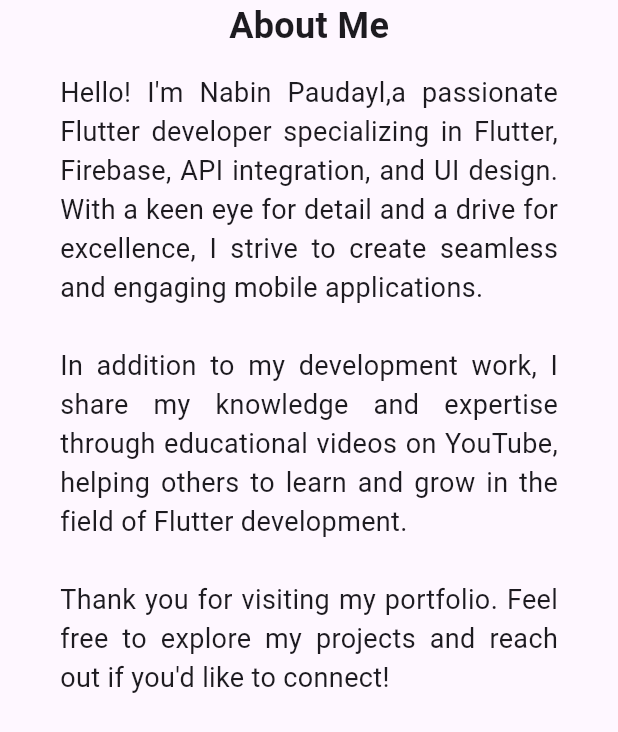
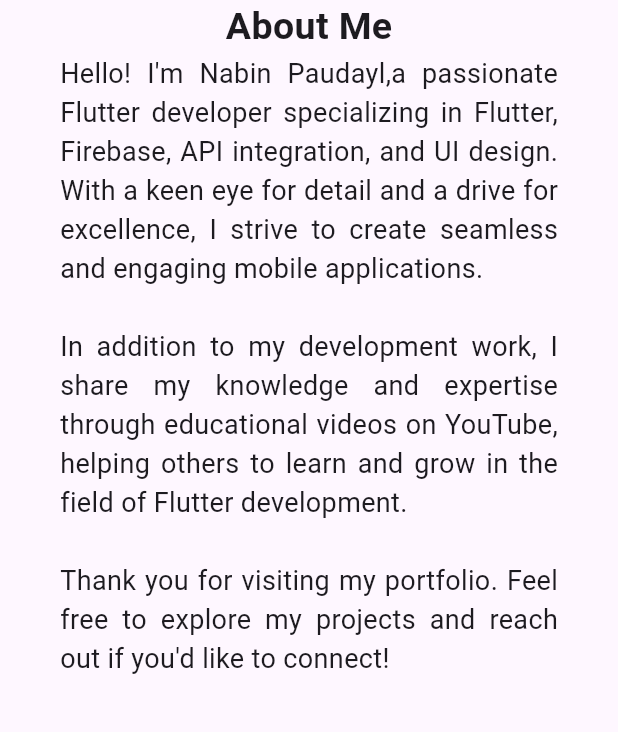
Before and after one commit to Nabinji/Portfolio_Website_Flutter, a Flutter app: the AboutMe widget shown alone on an empty page, opened directly, on a phone screen of 412 x 824 dp. Shown: the top 732 px of the screen. Run offline on Flutter 3.47's test engine with Material 3 defaults, Android fonts, the light colour scheme and no system bars; network calls fail.

Commit message:
update code

```diff
--- /dev/null
+++ b/lib/View/components/about_me.dart
@@ -0,0 +1,35 @@
+import 'package:flutter/material.dart';
+import 'package:portfolio_website/Responsive/responsive.dart';
+
+class AboutMe extends StatelessWidget {
+  const AboutMe({super.key});
+
+  @override
+  Widget build(BuildContext context) {
+    return Padding(
+      padding: EdgeInsets.symmetric(
+        horizontal: Responsive.isMobile(context) ? 40 : 80,
+      ),
+      child: Column(
+        children: [
+          const Center(
+            child: Text(
+              "About Me",
+              style: TextStyle(
+                fontSize: 25,
+                fontWeight: FontWeight.bold,
+              ),
+            ),
+          ),
+          Text(
+            "Hello! I'm Nabin Paudayl,a passionate Flutter developer specializing in Flutter, Firebase, API integration, and UI design. With a keen eye for detail and a drive for excellence, I strive to create seamless and engaging mobile applications.\n\nIn addition to my development work, I share my knowledge and expertise through educational videos on YouTube, helping others to learn and grow in the field of Flutter development.\n\nThank you for visiting my portfolio. Feel free to explore my projects and reach out if you'd like to connect!",
+            style: TextStyle(
+              fontSize: Responsive.isMobile(context) ? 18 : 20,
+            ),
+            textAlign: TextAlign.justify,
+          )
+        ],
+      ),
+    );
+  }
+}
--- a/lib/View/components/more_about_me.dart
+++ /dev/null
@@ -1,37 +0,0 @@
-import 'package:flutter/material.dart';
-
-import '../../Responsive/responsive.dart';
-
-class AboutMe extends StatelessWidget {
-  const AboutMe({super.key});
-
-  @override
-  Widget build(BuildContext context) {
-    return Padding(
-      padding:
-          EdgeInsets.symmetric(horizontal: Responsive.isMobile(context) ? 40 : 80),
-      child:  Column(
-        crossAxisAlignment: CrossAxisAlignment.start,
-        children: [
-          const Padding(
-            padding: EdgeInsets.only(bottom: 15),
-            child: Center(
-              child: Text(
-                'About Me',
-                style: TextStyle(
-                  fontSize: 24,
-                  fontWeight: FontWeight.bold,
-                ),
-              ),
-            ),
-          ),
-          Text("Hello! I'm Nabin Paudayl,a passionate Flutter developer specializing in Flutter, Firebase, API integration, and UI design. With a keen eye for detail and a drive for excellence, I strive to create seamless and engaging mobile applications.\n\nIn addition to my development work, I share my knowledge and expertise through educational videos on YouTube, helping others to learn and grow in the field of Flutter development.\n\nThank you for visiting my portfolio. Feel free to explore my projects and reach out if you'd like to connect!",style: TextStyle(
-              fontSize: Responsive.isMobile(context)?18:20
-            ),
-            textAlign: TextAlign.justify,
-          ),
-        ],
-      ),
-    );
-  }
-}
--- a/lib/main.dart
+++ b/lib/main.dart
@@ -11,7 +11,7 @@ class MyApp extends StatelessWidget {
   // This widget is the root of your application.
   @override
   Widget build(BuildContext context) {
-    return MaterialApp(
+    return  MaterialApp(
      debugShowCheckedModeBanner: false,
       home: DeveloperPortFolio(),
     );
--- a/lib/models/project_model.dart
+++ b/lib/models/project_model.dart
@@ -2,37 +2,31 @@ class ProjectModel {
   final String imgURL;
   final String projectName;
   final String? description;
-  // final String actionLink;
 
   ProjectModel({
     required this.imgURL,
     required this.projectName,
     this.description,
-    // required this.actionLink,
   });
 }
-
-
+// this is the mode that i have already created.
 List<ProjectModel> projects = [
   ProjectModel(
-      // actionLink: '#',
-     description: "A Simple Chat App in Flutter can provide real-time messaging capabilities without using complex state management solutions like the Provider package. Features:User Authentication: Basic login and signup functionality.Real-time Messaging: Users can send and receive text messages.User Interface: Simple and user-friendly interface.Real-time Updates: Use Firebase Firestore for live message updates.",
-      imgURL:
-          'asset/images/chat.png',
+    description:
+        "A Simple Chat App in Flutter can provide real-time messaging capabilities without using complex state management solutions like the Provider package. Features:User Authentication: Basic login and signup functionality.Real-time Messaging: Users can send and receive text messages.User Interface: Simple and user-friendly interface.Real-time Updates: Use Firebase Firestore for live message updates.",
+    imgURL: 'asset/images/chat.png',
     projectName: 'Simple Chat App',
   ),
   ProjectModel(
-      // actionLink: '#',
-       description: "An E-commerce App using the Provider package in Flutter allows users to browse, search, and purchase products. The Provider package manages the state of the application, ensuring smooth navigation and data updates across different parts of the app.",
-      imgURL:
-          'asset/images/ecommerce.png',
+    description:
+        "An E-commerce App using the Provider package in Flutter allows users to browse, search, and purchase products. The Provider package manages the state of the application, ensuring smooth navigation and data updates across different parts of the app.",
+    imgURL: 'asset/images/ecommerce.png',
     projectName: 'E-commerce App',
   ),
   ProjectModel(
-      // actionLink: '#',
-       description: "A News App using an API provides users with the latest news articles and updates by fetching data from various news sources. The app can categorize news by topics such as sports, technology, politics, and entertainment, and often includes features like search, bookmarking, and push notifications for breaking news",
-      imgURL:
-          'asset/images/news.png',
+    description:
+        "A News App using an API provides users with the latest news articles and updates by fetching data from various news sources. The app can categorize news by topics such as sports, technology, politics, and entertainment, and often includes features like search, bookmarking, and push notifications for breaking news",
+    imgURL: 'asset/images/news.png',
     projectName: 'News App',
   ),
   ProjectModel(
@@ -41,12 +35,10 @@ class ProjectModel {
     imgURL: 'asset/images/weather.png',
     projectName: 'Weather App',
   ),
-
   ProjectModel(
     description:
         "A Quiz App in Flutter allows users to take a quiz with questions fetched from an external API. Each question is displayed with a countdown timer, and users must answer within the time limit. At the end of the quiz, the app calculates and displays the user's score.",
     imgURL: 'asset/images/quiz.png',
     projectName: 'Quiz App',
   ),
-
 ];
```
Also changed, not shown: lib/Responsive/responsive.dart (+6 -10 lines), lib/View/components/contact_form.dart (+12 -12 lines), lib/View/components/drawer.dart (renamed from lib/View/components/my_drawer.dart, +7 -6 lines), lib/View/components/footer.dart (+9 -6 lines), lib/View/components/prfile_and_intro.dart (renamed from lib/View/components/profile_and_intro.dart, +16 -16 lines), lib/View/components/recent_project.dart (renamed from lib/View/components/recent_projects.dart, +38 -44 lines), lib/View/components/social_icons.dart (renamed from lib/View/components/social_icons_bar.dart, +14 -13 lines), lib/View/components/top_skill.dart (renamed from lib/View/components/top_skills.dart, +10 -13 lines), lib/View/components/topbar.dart (+31 -34 lines), lib/View/home_page.dart (+45 -59 lines). Lines whose indentation alone changed are shown as unchanged.
